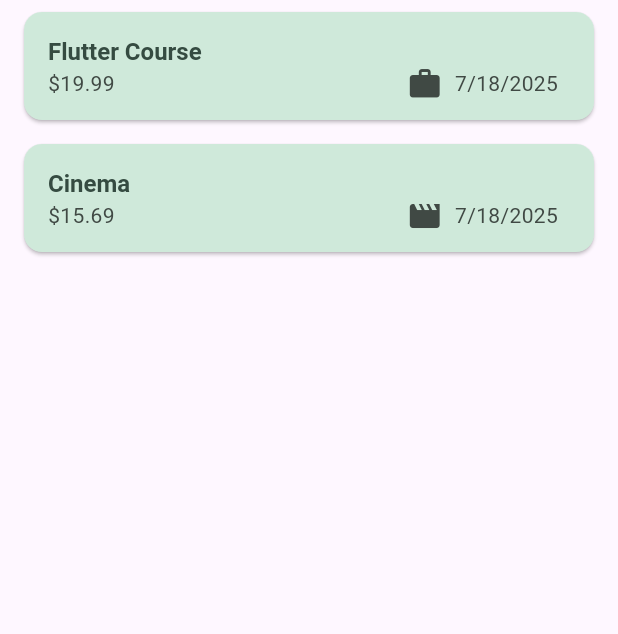
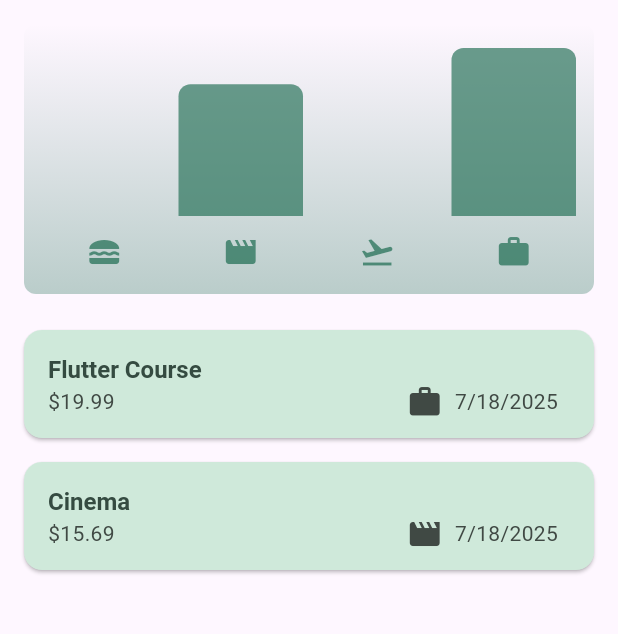
Before and after one commit to Yohannes-F21/flutter_expense_tracker, a Flutter app: the screen it shows after launch, on a phone screen of 412 x 824 dp, the part 84-718 px from its top. Run offline on Flutter 3.47's test engine with Material 3 defaults, Android fonts, the phone set to English and light mode, and no system bars.

Commit message:
Add Chart and ChartBar widgets for visual expense representation

```diff
--- /dev/null
+++ b/lib/widgets/chart/chart.dart
@@ -0,0 +1,95 @@
+import 'package:flutter/material.dart';
+
+import 'package:expense_tracker/widgets/chart/chart_bar.dart';
+import 'package:expense_tracker/models/expense.dart';
+
+class Chart extends StatelessWidget {
+  const Chart({super.key, required this.expenses});
+
+  final List<Expense> expenses;
+
+  List<ExpenseBucket> get buckets {
+    return [
+      ExpenseBucket.forCategory(expenses, Category.food),
+      ExpenseBucket.forCategory(expenses, Category.leisure),
+      ExpenseBucket.forCategory(expenses, Category.travel),
+      ExpenseBucket.forCategory(expenses, Category.work),
+    ];
+  }
+
+  double get maxTotalExpense {
+    double maxTotalExpense = 0;
+
+    for (final bucket in buckets) {
+      if (bucket.totalExpenses > maxTotalExpense) {
+        maxTotalExpense = bucket.totalExpenses;
+      }
+    }
+
+    return maxTotalExpense;
+  }
+
+  @override
+  Widget build(BuildContext context) {
+    final isDarkMode =
+        MediaQuery.of(context).platformBrightness == Brightness.dark;
+    return Container(
+      margin: const EdgeInsets.all(16),
+      padding: const EdgeInsets.symmetric(
+        vertical: 16,
+        horizontal: 8,
+      ),
+      width: double.infinity,
+      height: 180,
+      decoration: BoxDecoration(
+        borderRadius: BorderRadius.circular(8),
+        gradient: LinearGradient(
+          colors: [
+            Theme.of(context).colorScheme.primary.withOpacity(0.3),
+            Theme.of(context).colorScheme.primary.withOpacity(0.0)
+          ],
+          begin: Alignment.bottomCenter,
+          end: Alignment.topCenter,
+        ),
+      ),
+      child: Column(
+        children: [
+          Expanded(
+            child: Row(
+              crossAxisAlignment: CrossAxisAlignment.end,
+              children: [
+                for (final bucket in buckets) // alternative to map()
+                  ChartBar(
+                    fill: bucket.totalExpenses == 0
+                        ? 0
+                        : bucket.totalExpenses / maxTotalExpense,
+                  )
+              ],
+            ),
+          ),
+          const SizedBox(height: 12),
+          Row(
+            children: buckets // for ... in
+                .map(
+                  (bucket) => Expanded(
+                    child: Padding(
+                      padding: const EdgeInsets.symmetric(horizontal: 4),
+                      child: Icon(
+                        categoryIcons[bucket.category],
+                        color: isDarkMode
+                            ? Theme.of(context).colorScheme.secondary
+                            : Theme.of(context)
+                                .colorScheme
+                                .primary
+                                .withOpacity(0.7),
+                      ),
+                    ),
+                  ),
+                )
+                .toList(),
+          )
+        ],
+      ),
+    );
+  }
+}
--- /dev/null
+++ b/lib/widgets/chart/chart_bar.dart
@@ -0,0 +1,34 @@
+import 'package:flutter/material.dart';
+
+class ChartBar extends StatelessWidget {
+  const ChartBar({
+    super.key,
+    required this.fill,
+  });
+
+  final double fill;
+
+  @override
+  Widget build(BuildContext context) {
+    final isDarkMode =
+        MediaQuery.of(context).platformBrightness == Brightness.dark;
+    return Expanded(
+      child: Padding(
+        padding: const EdgeInsets.symmetric(horizontal: 4),
+        child: FractionallySizedBox(
+          heightFactor: fill, // 0 <> 1
+          child: DecoratedBox(
+            decoration: BoxDecoration(
+              shape: BoxShape.rectangle,
+              borderRadius:
+                  const BorderRadius.vertical(top: Radius.circular(8)),
+              color: isDarkMode
+                  ? Theme.of(context).colorScheme.secondary
+                  : Theme.of(context).colorScheme.primary.withOpacity(0.65),
+            ),
+          ),
+        ),
+      ),
+    );
+  }
+}
--- a/lib/widgets/expenses.dart
+++ b/lib/widgets/expenses.dart
@@ -1,3 +1,4 @@
+import 'package:expense_tracker/widgets/chart/chart.dart';
 import 'package:expense_tracker/widgets/expense_list/expense_list.dart';
 import 'package:expense_tracker/widgets/new_expense.dart';
 import 'package:flutter/material.dart';
@@ -69,6 +70,16 @@ class _ExpensesState extends State<Expenses> {
 
   @override
   Widget build(BuildContext context) {
+    Widget mainContent = const Center(
+      child: Text('No expenses found. Start adding some!'),
+    );
+
+    if (_registeredExpenses.isNotEmpty) {
+      mainContent = ExpenseList(
+        expenses: _registeredExpenses,
+        onDeleteExpense: _deleteExpense,
+      );
+    }
     return Scaffold(
       appBar: AppBar(
         title: const Text(
@@ -87,10 +98,8 @@ class _ExpensesState extends State<Expenses> {
       body: Column(
         //placeholder for the chart widget
         children: [
-          ExpenseList(
-            expenses: _registeredExpenses,
-            onDeleteExpense: _deleteExpense,
-          ),
+          Chart(expenses: _registeredExpenses),
+          Expanded(child: mainContent),
         ],
       ),
     );
```
